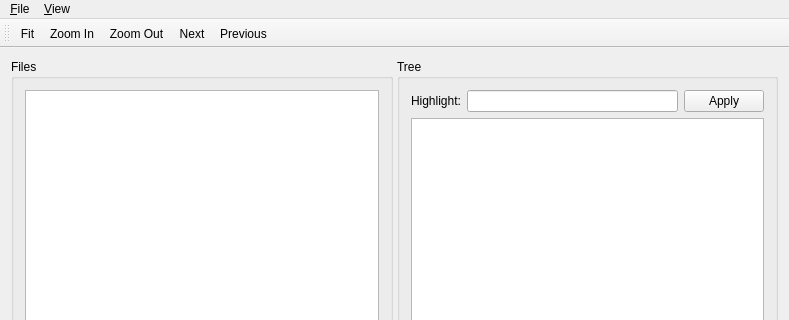
Old version of the form DactMainWindow.ui in the repository rug-compling/dact; both pictures show x 0 to 789 and y 0 to 320 of the 789 by 660 pixel window.
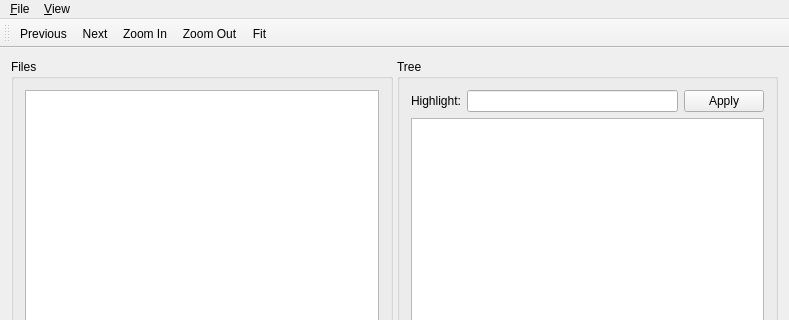
New version of the form. Icons and pictures are not drawn.

Commit message: Add icons from the Crystal theme for all actions.

```diff
--- a/DactMainWindow.ui
+++ b/DactMainWindow.ui
@@ -132,11 +132,11 @@
    <attribute name="toolBarBreak">
     <bool>false</bool>
    </attribute>
-   <addaction name="fitAction"/>
+   <addaction name="previousAction"/>
+   <addaction name="nextAction"/>
    <addaction name="zoomInAction"/>
    <addaction name="zoomOutAction"/>
-   <addaction name="nextAction"/>
-   <addaction name="previousAction"/>
+   <addaction name="fitAction"/>
   </widget>
   <widget class="QStatusBar" name="statusBar"/>
   <action name="quitAction">
```
Left out of the diff: 63 changed lines with no effect on the pictures. The commit also changes 10 other files.
